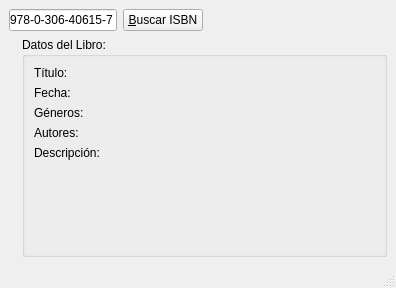
Before: the Qt Designer form google_books/gui/interface.ui in chrmorais/aranduka, drawn with Qt 5.
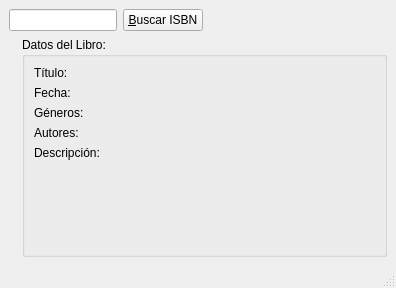
After: the same form once the commit is applied. Icons and pictures are not drawn.

Commit message: Sacar ISBN de prueba que aparece por default

Diff of the .ui file:
```diff
--- a/google_books/gui/interface.ui
+++ b/google_books/gui/interface.ui
@@ -20,7 +20,7 @@
       <item>
        <widget class="QLineEdit" name="isbnEdit">
         <property name="text">
-         <string>978-0-306-40615-7</string>
+         <string/>
         </property>
        </widget>
       </item>
```
Left out of the diff: 2 changed lines with no effect on the pictures.
